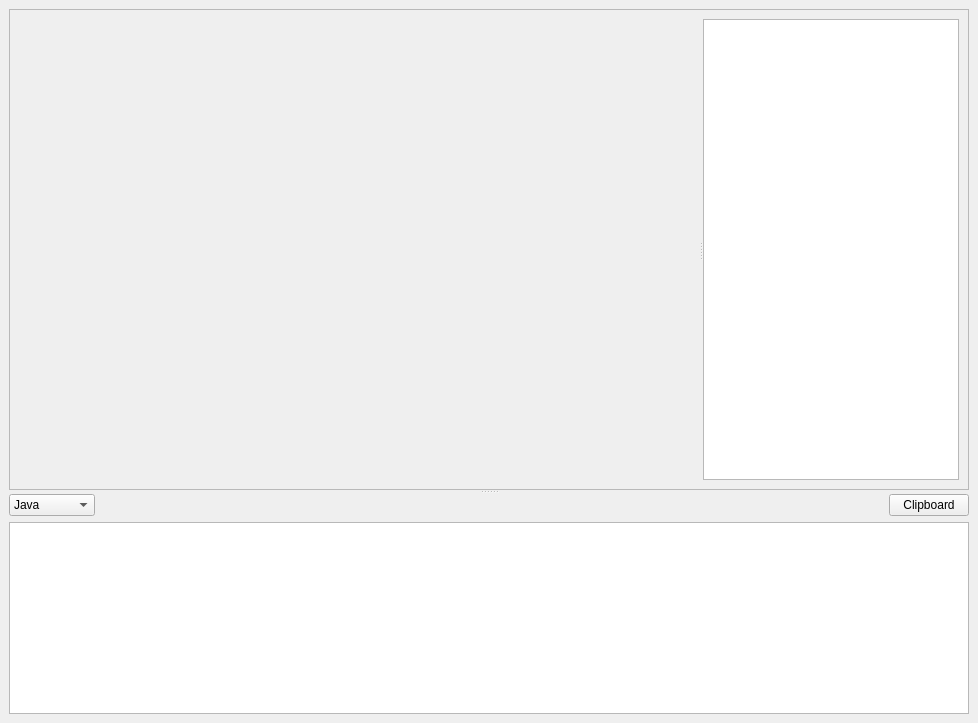
This is resources/views/MainWindow.ui in namuan/dev-rider as Qt 5 draws it before an edit. The edited form follows.
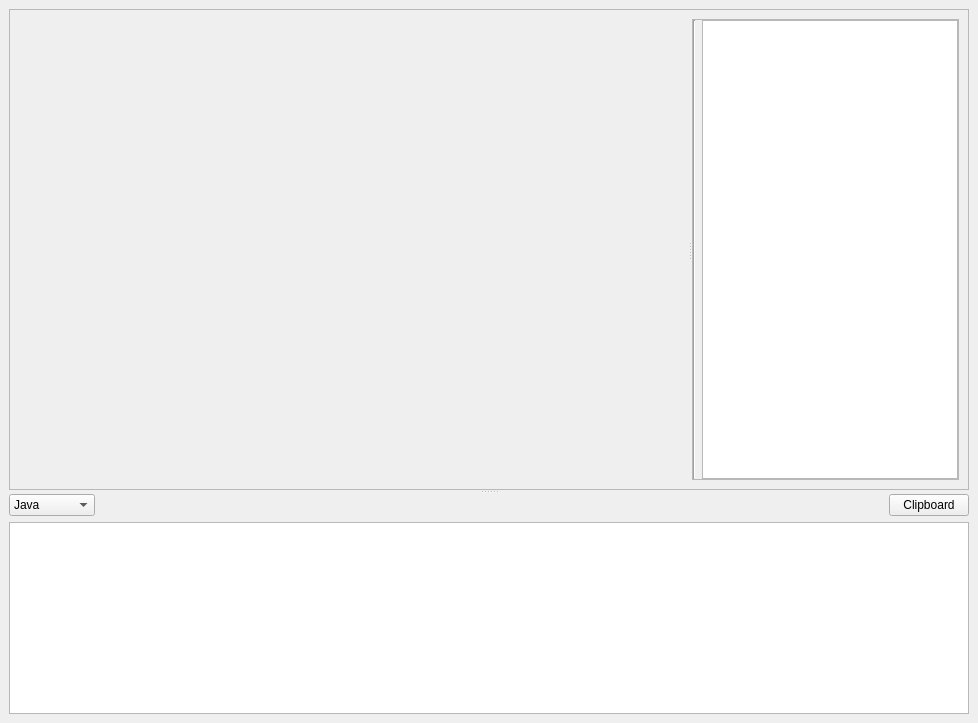
This is the edited form.

Commit message: Added Scratch Pad with persistence

What changed in the file:
```diff
--- a/resources/views/MainWindow.ui
+++ b/resources/views/MainWindow.ui
@@ -57,7 +57,7 @@
              <rect>
               <x>0</x>
               <y>0</y>
-              <width>665</width>
+              <width>649</width>
               <height>426</height>
              </rect>
             </property>
@@ -79,7 +79,7 @@
           </widget>
           <widget class="QFrame" name="historyFrame">
            <property name="frameShape">
-            <enum>QFrame::NoFrame</enum>
+            <enum>QFrame::StyledPanel</enum>
            </property>
            <property name="frameShadow">
             <enum>QFrame::Raised</enum>
@@ -98,7 +98,21 @@
              <number>0</number>
             </property>
             <item>
-             <widget class="QListWidget" name="listWidget"/>
+             <widget class="Line" name="line">
+              <property name="orientation">
+               <enum>Qt::Vertical</enum>
+              </property>
+             </widget>
+            </item>
+            <item>
+             <widget class="QPlainTextEdit" name="txt_scratch_pad">
+              <property name="plainText">
+               <string/>
+              </property>
+              <property name="placeholderText">
+               <string>Scratch Pad ...</string>
+              </property>
+             </widget>
             </item>
            </layout>
           </widget>
```
The commit also changes 13 other files.
